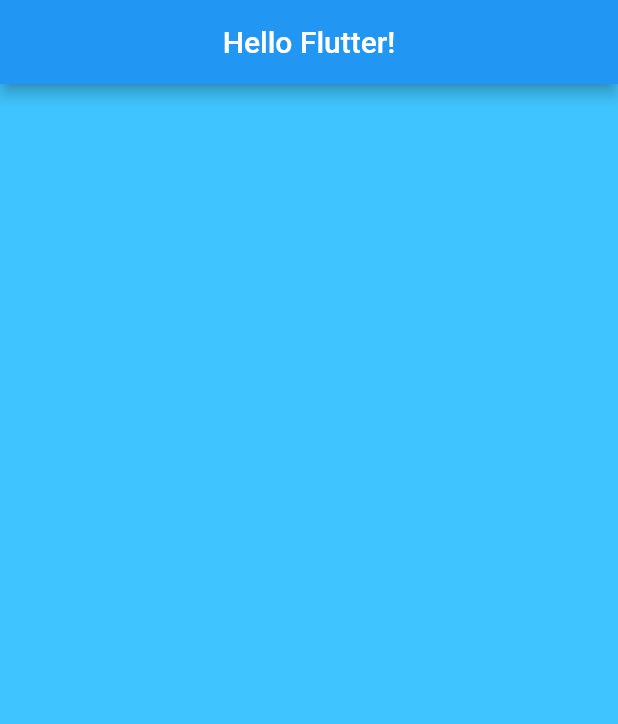
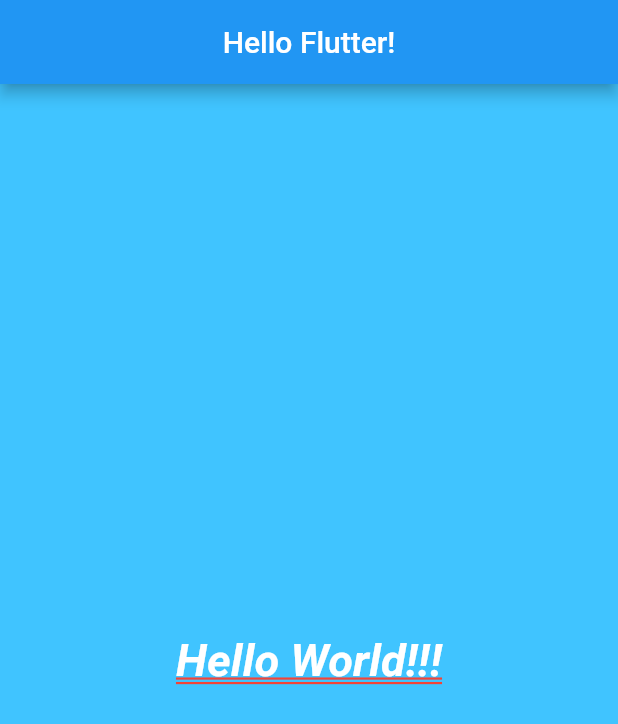
Before and after one commit to Ancora/flutterEssencialBasicWidgets, a Flutter app: the screen it shows after launch, on a phone screen of 412 x 824 dp. Shown: the top 724 px of the screen. Run offline on Flutter 3.47's test engine with Material 2 defaults, Android fonts, the phone set to English and light mode, and no system bars.

Commit message:
029-MaterialApp: Widgets/Text.

```diff
--- a/lib/home_page.dart
+++ /dev/null
@@ -1,16 +0,0 @@
-import 'package:flutter/material.dart';
-
-class HomePage extends StatelessWidget {
-  @override
-  Widget build(BuildContext context) {
-    return Scaffold(
-      appBar: AppBar(
-        title: Text('Hello Flutter!'),
-        centerTitle: true,
-      ),
-      body: Container(
-        color: Colors.lightBlueAccent,
-      ),
-    );
-  }
-}
--- a/lib/main.dart
+++ b/lib/main.dart
@@ -1,6 +1,4 @@
 import 'package:flutter/material.dart';
-
-import 'home_page.dart';
 
 void main() {
   runApp(MyApp());
@@ -17,19 +15,33 @@
       home: HomePage(),
     );
   }
+}
 
-  /* class HomePage extends StatelessWidget {
-    @override
-    Widget build(BuildContext context) {
-      return Scaffold(
+class HomePage extends StatelessWidget {
+  @override
+  Widget build(BuildContext context) {
+    return Scaffold(
       appBar: AppBar(
         title: Text('Hello Flutter!'),
         centerTitle: true,
       ),
       body: Container(
-        color: Colors.white,
+        color: Colors.lightBlueAccent,
+        child: Center(
+          child: Text(
+            'Hello World!!!',
+            style: TextStyle(
+              fontSize: 30,
+              fontWeight: FontWeight.w600,
+              fontStyle: FontStyle.italic,
+              color: Colors.white,
+              decoration: TextDecoration.underline,
+              decorationColor: Colors.red,
+              decorationStyle: TextDecorationStyle.double,
+            ),
+          ),
+        ),
       ),
     );
-    }
-  } */
+  }
 }
```
